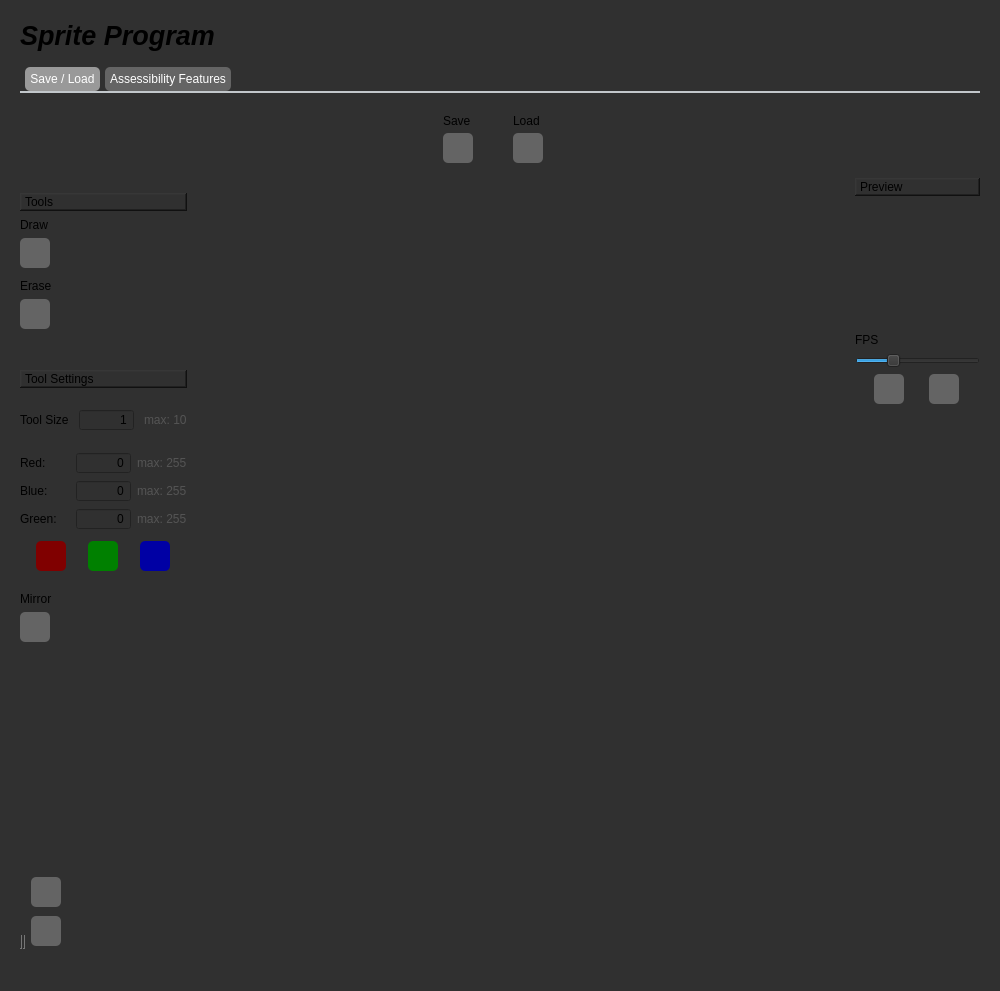
Qt form mainwindow.ui (landonwest815/sprite-editor) before a commit.
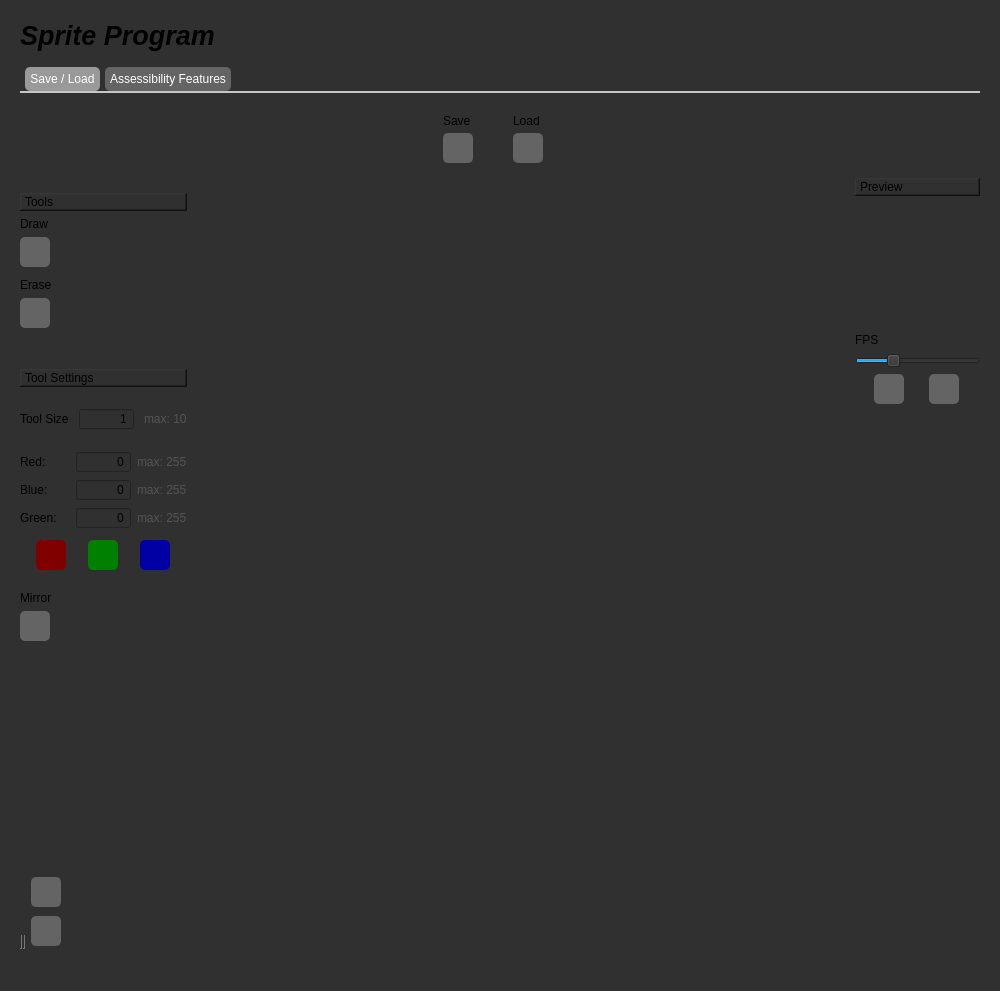
The same form after that commit. Icons and pictures are not drawn.

```diff
--- a/mainwindow.ui
+++ b/mainwindow.ui
@@ -1071,21 +1071,21 @@
         <item>
          <widget class="QLabel" name="drawLabel">
           <property name="sizePolicy">
-           <sizepolicy hsizetype="Fixed" vsizetype="Fixed">
+           <sizepolicy hsizetype="Preferred" vsizetype="Preferred">
             <horstretch>0</horstretch>
             <verstretch>0</verstretch>
            </sizepolicy>
           </property>
           <property name="minimumSize">
            <size>
-            <width>45</width>
-            <height>15</height>
+            <width>0</width>
+            <height>0</height>
            </size>
           </property>
           <property name="maximumSize">
            <size>
-            <width>45</width>
-            <height>15</height>
+            <width>16777215</width>
+            <height>16777215</height>
            </size>
           </property>
           <property name="text">
```
Left out of the diff: 6 changed lines with no effect on the pictures.
